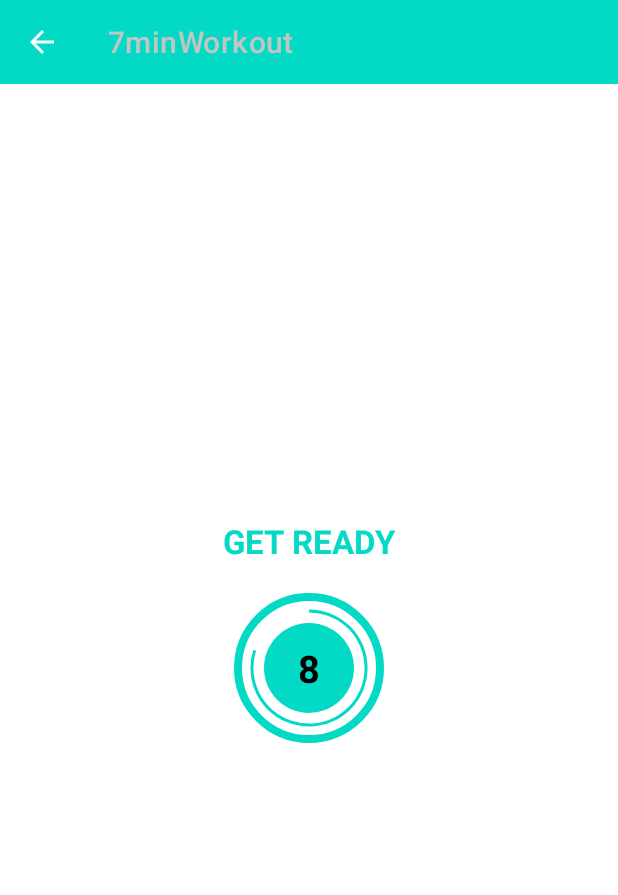
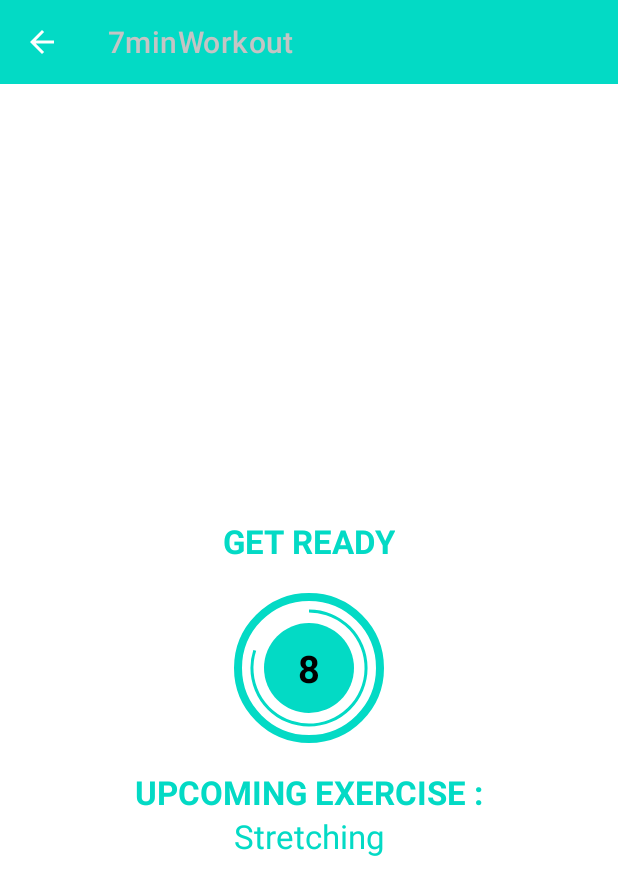
Before and after one commit to sharshv2012/7minWorkout, an Android app: the ExcerciseActivity screen opened directly, with no data from a screen before it, on a phone screen of 412 x 824 dp. Shown: the top 895 px of the screen. Run offline under Robolectric (Android 15) with nearby library versions, the light colour scheme and no system bars.

Commit message:
5th commit : Did many small changes , added text views and labels in the resting part , made the theme constant using {<item name="android:forceDarkAllowed" tools:targetApi="q">false</item>} : >

```diff
--- a/app/src/main/java/com/example/a7minworkout/Constants.kt
+++ b/app/src/main/java/com/example/a7minworkout/Constants.kt
@@ -5,7 +5,7 @@ object Constants {
         val excerciseList = ArrayList<ExerciseModel>()
         val stretching = ExerciseModel(
             1 , "Stretching" ,
-            R.drawable.streaching ,
+            R.drawable.stretchingg ,
             false , false
         )
         excerciseList.add(stretching)
@@ -17,7 +17,7 @@ object Constants {
         excerciseList.add(pushups)
         val hnumnpushups = ExerciseModel(
             3 , "Hanuman PushUps" ,
-            R.drawable.hanuman_pushups ,
+            R.drawable.hanuman_pushup ,
             false , false
         )
         excerciseList.add(hnumnpushups)
--- a/app/src/main/java/com/example/a7minworkout/ExcerciseActivity.kt
+++ b/app/src/main/java/com/example/a7minworkout/ExcerciseActivity.kt
@@ -5,6 +5,7 @@ import android.os.Bundle
 import android.os.CountDownTimer
 import android.view.View
 import android.widget.Toast
+import androidx.appcompat.app.AppCompatDelegate
 import androidx.viewbinding.ViewBinding
 import com.example.a7minworkout.databinding.ActivityExcerciseBinding
 import com.example.a7minworkout.databinding.ActivityMainBinding
@@ -46,10 +47,13 @@ class ExcerciseActivity : AppCompatActivity() {
         binding?.tvExercise?.visibility = View.INVISIBLE
         binding?.flTimerExcrcise?.visibility = View.INVISIBLE
         binding?.gifExercise?.visibility = View.INVISIBLE
+        binding?.upcomingLable?.visibility = View.VISIBLE
+        binding?.tvUpcomingExercise?.visibility  = View.VISIBLE
         if(restTimer != null){
             restTimer?.cancel()
             restProgress = 0
         }
+        binding?.tvUpcomingExercise?.text = exerciseList!![currentExercise + 1].getName()
         setRestProgressBar()
     }
     private fun setUpExerciseView(){
@@ -59,6 +63,8 @@ class ExcerciseActivity : AppCompatActivity() {
         binding?.tvExercise?.visibility = View.VISIBLE
         binding?.flTimerExcrcise?.visibility = View.VISIBLE
         binding?.gifExercise?.visibility = View.VISIBLE
+        binding?.tvUpcomingExercise?.visibility = View.INVISIBLE
+        binding?.upcomingLable?.visibility = View.INVISIBLE
         if(exerciseTimer != null){
             exerciseTimer?.cancel()
             exerciseProgress = 0
@@ -71,7 +77,7 @@ class ExcerciseActivity : AppCompatActivity() {
 
     private fun setRestProgressBar(){
         binding?.progressBar?.progress = restProgress
-        restTimer = object : CountDownTimer(10000 , 1000){
+        restTimer = object : CountDownTimer(3000 , 1000){
             override fun onTick(p0 : Long) {
                 restProgress++
                 binding?.progressBar?.progress = 10 - restProgress
@@ -91,7 +97,7 @@ class ExcerciseActivity : AppCompatActivity() {
 
     private fun setExerciseProgressBar(){
         binding?.progressBarExercise?.progress = exerciseProgress
-        exerciseTimer = object : CountDownTimer(30000 , 1000){
+        exerciseTimer = object : CountDownTimer(3000 , 1000){
             override fun onTick(p0 : Long) {
                 exerciseProgress++
                 binding?.progressBarExercise?.progress = 30 - exerciseProgress
--- a/app/src/main/res/layout/activity_excercise.xml
+++ b/app/src/main/res/layout/activity_excercise.xml
@@ -4,6 +4,7 @@
     xmlns:tools="http://schemas.android.com/tools"
     android:layout_width="match_parent"
     android:layout_height="match_parent"
+    android:background="@color/white"
     tools:context=".ExcerciseActivity">
 
     <androidx.appcompat.widget.Toolbar
@@ -77,13 +78,43 @@
         </LinearLayout>
 
     </FrameLayout>
+
+    <TextView
+        android:id="@+id/upcomingLable"
+        android:layout_width="wrap_content"
+        android:layout_marginTop="18dp"
+        android:layout_height="wrap_content"
+        android:text="UPCOMING EXERCISE :"
+        android:textSize="22sp"
+        android:textColor="@color/teal_200"
+        android:textStyle="bold"
+        app:layout_constraintBottom_toTopOf="@+id/tvUpcomingExercise"
+        app:layout_constraintTop_toBottomOf="@+id/flTimer"
+        app:layout_constraintStart_toStartOf="parent"
+        app:layout_constraintEnd_toEndOf="parent"
+        android:visibility="visible"/>
+    <TextView
+        android:id="@+id/tvUpcomingExercise"
+        android:layout_width="wrap_content"
+        android:layout_height="wrap_content"
+        android:text="ExerciseName"
+        android:textSize="22sp"
+        android:textColor="@color/teal_200"
+
+        app:layout_constraintTop_toBottomOf="@id/upcomingLable"
+        app:layout_constraintStart_toStartOf="parent"
+        app:layout_constraintEnd_toEndOf="parent"
+        android:visibility="visible"/>
+
     <pl.droidsonroids.gif.GifImageView
-        android:layout_width="match_parent"
-        android:layout_height="0dp"
+        android:layout_width="400dp"
+        android:layout_height="400dp"
         android:id="@+id/gifExercise"
         android:scaleType="fitXY"
         android:src="@drawable/pushups"
         android:visibility="invisible"
+        app:layout_constraintEnd_toEndOf="parent"
+        app:layout_constraintStart_toStartOf="parent"
         app:layout_constraintBottom_toTopOf="@+id/tvExercise"
         app:layout_constraintTop_toBottomOf="@id/toolbarExcercise"/>
     <TextView
--- a/app/src/main/res/layout/activity_main.xml
+++ b/app/src/main/res/layout/activity_main.xml
@@ -11,7 +11,7 @@
 
     <ImageView
         android:id="@+id/myImageView"
-
+        android:layout_marginTop="15dp"
         android:layout_width="match_parent"
         android:layout_height="220dp"
         android:src="@drawable/logo"
@@ -21,7 +21,7 @@
 
     <FrameLayout
         android:id="@+id/flStart"
-        android:layout_marginTop="15dp"
+        android:layout_marginTop="100dp"
         app:layout_constraintTop_toBottomOf="@+id/myImageView"
         app:layout_constraintStart_toStartOf="parent"
         app:layout_constraintEnd_toEndOf="parent"
--- a/app/src/main/res/values-night/themes.xml
+++ b/app/src/main/res/values-night/themes.xml
@@ -2,6 +2,8 @@
     <!-- Base application theme. -->
     <style name="Theme.7minWorkout" parent="Theme.MaterialComponents.DayNight.NoActionBar">
         <!-- Primary brand color. -->
+        <item name="android:forceDarkAllowed" tools:targetApi="q">false</item>
+        <!-- It's one so that dark mode can have no effect over the app's theme. -->
         <item name="colorPrimary">@color/purple_200</item>
         <item name="colorPrimaryVariant">@color/purple_700</item>
         <item name="colorOnPrimary">@color/black</item>
--- a/app/src/main/res/values/themes.xml
+++ b/app/src/main/res/values/themes.xml
@@ -2,6 +2,7 @@
     <!-- Base application theme. -->
     <style name="Theme.7minWorkout" parent="Theme.MaterialComponents.DayNight.NoActionBar">
         <!-- Primary brand color. -->
+        <item name="android:forceDarkAllowed" tools:targetApi="q">false</item>
         <item name="colorPrimary">@color/purple_500</item>
         <item name="colorPrimaryVariant">@color/purple_700</item>
         <item name="colorOnPrimary">@color/white</item>
```
Also changed, not shown: app/src/main/res/drawable/hanuman_pushup.gif (added), app/src/main/res/drawable/hanuman_pushups.gif (deleted), app/src/main/res/drawable/pushups.gif, app/src/main/res/drawable/streaching.gif (deleted), app/src/main/res/drawable/stretchingg.gif (added).
